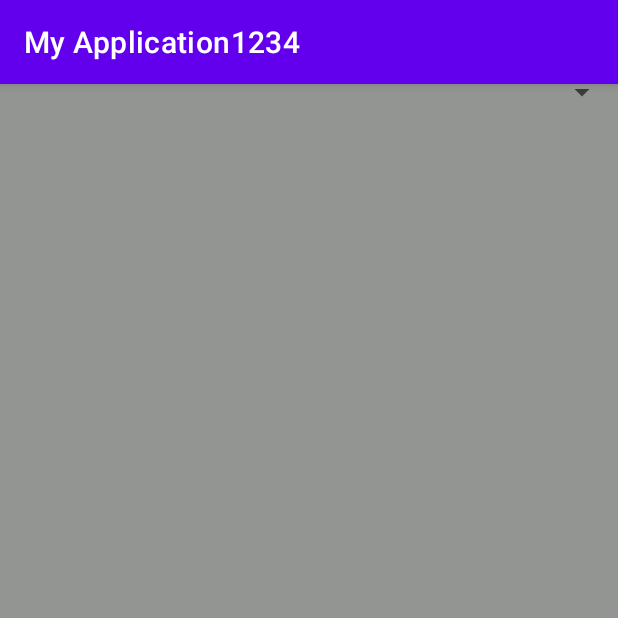
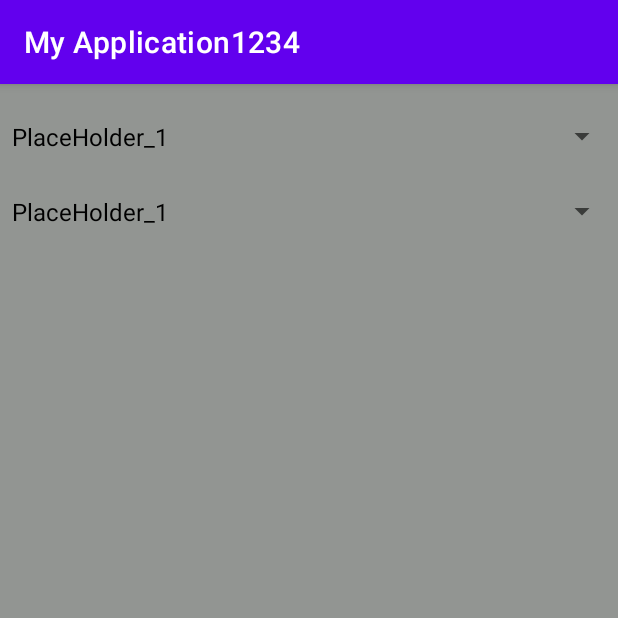
Before and after one commit to moeeenn/accountantApp, an Android app: the New_factor screen opened directly, with no data from a screen before it, on a phone screen of 412 x 824 dp, the top half of it. Run offline under Robolectric (Android 15) with nearby library versions, the phone set to English and light mode, and no system bars.

Commit message:
initial commit

```diff
--- a/app/src/main/java/com/example/myapplication1234/New_factor.java
+++ b/app/src/main/java/com/example/myapplication1234/New_factor.java
@@ -3,12 +3,32 @@ package com.example.myapplication1234;
 import androidx.appcompat.app.AppCompatActivity;
 
 import android.os.Bundle;
+import android.widget.ArrayAdapter;
+import android.widget.Spinner;
 
 public class New_factor extends AppCompatActivity {
 
+    Spinner category,product;
     @Override
     protected void onCreate(Bundle savedInstanceState) {
         super.onCreate(savedInstanceState);
         setContentView(R.layout.activity_new_factor);
+        String[] arraySpinner = new String[]{
+                "PlaceHolder_1","PlaceHolder_2","PlaceHolder_3",
+        };
+        Spinner s = (Spinner) findViewById(R.id.spinner_cat);
+        ArrayAdapter adapter1 = new ArrayAdapter<>(this, android.R.layout.simple_spinner_dropdown_item,arraySpinner);
+        adapter1.setDropDownViewResource(android.R.layout.simple_spinner_dropdown_item);
+        s.setAdapter(adapter1);
+
+        String[] arraySpinner2 = new String[]{
+                "PlaceHolder_1","PlaceHolder_2","PlaceHolder_3",
+        };
+        Spinner s1 = (Spinner) findViewById(R.id.spinner_pr);
+        ArrayAdapter adapter2 = new ArrayAdapter<>(this, android.R.layout.simple_spinner_dropdown_item,arraySpinner);
+        adapter1.setDropDownViewResource(android.R.layout.simple_spinner_dropdown_item);
+        s1.setAdapter(adapter2);
     }
+
+
 }
--- a/app/src/main/res/layout/activity_new_factor.xml
+++ b/app/src/main/res/layout/activity_new_factor.xml
@@ -13,9 +13,15 @@
         android:orientation="vertical">
 
         <Spinner
-            android:id="@+id/spinner"
+            android:id="@+id/spinner_cat"
+            android:layout_marginTop="20dp"
             android:layout_width="match_parent"
-            android:layout_height="10dp" />
+            android:layout_height="30dp" />
+        <Spinner
+            android:layout_marginTop="20dp"
+            android:id="@+id/spinner_pr"
+            android:layout_width="match_parent"
+            android:layout_height="30dp" />
     </LinearLayout>
 
 </androidx.constraintlayout.widget.ConstraintLayout>
```
